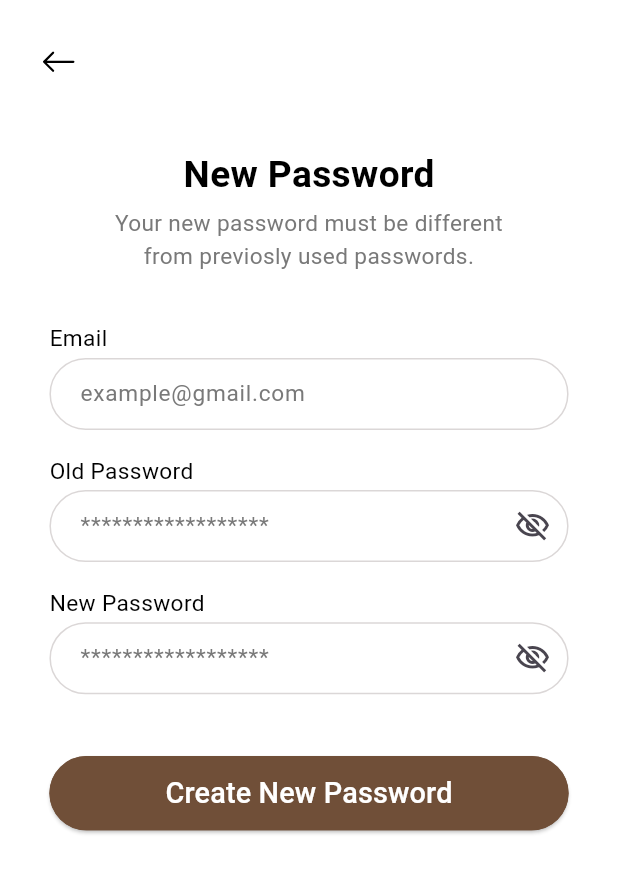
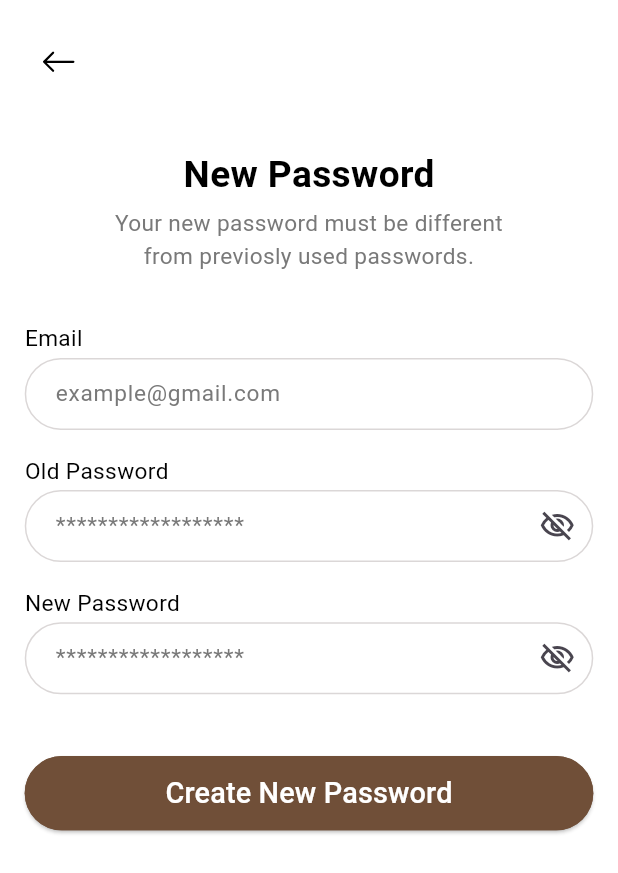
Before and after one commit to Shailesh-Tagadghar/Fashion_App, a Flutter app: the ForgotPassword screen opened by its route, on a phone screen of 412 x 824 dp. Shown: the top 873 px of the screen. Run offline on Flutter 3.47's test engine with Material 3 defaults, Android fonts, the phone set to English and light mode, and no system bars; our stand-ins replace connectivity_plus, crystal_navigation_bar, dotted_line, email_validator, firebase_core, firebase_messaging and 7 more; accounts and stored records are empty; network calls fail; project files that could hold a hidden picture were left out.

Commit message:
forgot password screen done with responsive

```diff
--- a/lib/Modules/Auth/forgot_password.dart
+++ b/lib/Modules/Auth/forgot_password.dart
@@ -1,4 +1,3 @@
-
 import 'dart:developer';
 
 import 'package:fashion/Modules/Auth/Widget/custom_button.dart';
@@ -9,6 +8,7 @@
 import 'package:fashion/Modules/Auth/services/api_service.dart';
 import 'package:fashion/Utils/Constants/color_constant.dart';
 import 'package:fashion/Utils/Constants/string_constant.dart';
+import 'package:flutter/foundation.dart';
 import 'package:flutter/material.dart';
 import 'package:get/get.dart';
 import 'package:get_storage/get_storage.dart';
@@ -58,54 +58,51 @@
         backgroundColor: ColorConstants.whiteColor,
         body: Padding(
           padding: EdgeInsets.only(
-            top: 2.h,
-            left: 4.w,
-            right: 4.w,
-            bottom: 2.h,
+            top: kIsWeb ? 2.h : 2.h,
+            left: kIsWeb ? 4.w : 4.w,
+            right: kIsWeb ? 4.w : 4.w,
+            bottom: kIsWeb ? 4.h : 2.h,
           ),
           child: SingleChildScrollView(
             child: Column(
-              crossAxisAlignment: CrossAxisAlignment.start,
+              crossAxisAlignment: CrossAxisAlignment.center,
               children: [
                 const Align(
                   child: CustomText(
                     text: StringConstants.newPass,
                     color: ColorConstants.blackColor,
-                    fontSize: 18,
+                    fontSize: kIsWeb ? 7 : 18,
                     weight: FontWeight.w600,
                   ),
                 ),
                 SizedBox(
                   height: 0.5.h,
                 ),
-                Padding(
-                  padding: EdgeInsets.only(
-                    left: 12.w,
-                    right: 12.w,
-                  ),
+                Align(
+                  child: SizedBox(
+                    width: kIsWeb ? 40.w : 70.w,
                     child: const CustomText(
                       text: StringConstants.forgotdisplaytext,
                       color: ColorConstants.greyColor,
-                    fontSize: 11,
+                      fontSize: kIsWeb ? 5 : 11,
                       weight: FontWeight.w400,
                       textAlign: TextAlign.center,
+                    ),
                   ),
                 ),
                 SizedBox(
                   height: 4.h,
                 ),
-                Padding(
-                  padding: EdgeInsets.only(
-                    left: 4.w,
-                    right: 4.w,
-                  ),
+                Align(
+                  child: SizedBox(
+                    width: kIsWeb ? 40.w : 100.w,
                     child: Column(
                       crossAxisAlignment: CrossAxisAlignment.start,
                       children: [
                         const CustomText(
                           text: StringConstants.emaillabel,
                           color: ColorConstants.blackColor,
-                        fontSize: 11,
+                          fontSize: kIsWeb ? 4 : 11,
                           weight: FontWeight.w400,
                         ),
                         SizedBox(
@@ -114,7 +111,7 @@
                         CustomField(
                           controller: emailController,
                           hintText: StringConstants.email,
-                        fontSize: 11,
+                          fontSize: kIsWeb ? 3 : 11,
                           hintTextColor: ColorConstants.greyColor,
                           keyboardType: TextInputType.emailAddress,
                           // onChanged: (value) => validationController.validateEmail(value),
@@ -125,7 +122,7 @@
                         const CustomText(
                           text: StringConstants.oldPass,
                           color: ColorConstants.blackColor,
-                        fontSize: 11,
+                          fontSize: kIsWeb ? 4 : 11,
                           weight: FontWeight.w400,
                         ),
                         SizedBox(
@@ -138,7 +135,7 @@
                             obscuringCharacter: '*',
                             showPasswordIcon: true,
                             hintText: StringConstants.password,
-                          fontSize: 11,
+                            fontSize: kIsWeb ? 3 : 11,
                             hintTextColor: ColorConstants.greyColor,
                             onIconPressed:
                                 authController.togglePasswordVisibility,
@@ -150,7 +147,7 @@
                         const CustomText(
                           text: StringConstants.newPass,
                           color: ColorConstants.blackColor,
-                        fontSize: 11,
+                          fontSize: kIsWeb ? 4 : 11,
                           weight: FontWeight.w400,
                         ),
                         SizedBox(
@@ -164,7 +161,7 @@
                             obscuringCharacter: '*',
                             showPasswordIcon: true,
                             hintText: StringConstants.password,
-                          fontSize: 11,
+                            fontSize: kIsWeb ? 3 : 11,
                             hintTextColor: ColorConstants.greyColor,
                             onIconPressed:
                                 authController.toggleCnfPasswordVisibility,
@@ -178,8 +175,8 @@
                           btnColor: ColorConstants.rich,
                           labelColor: ColorConstants.whiteColor,
                           isSelected: true,
-                        height: 6.h,
-                        fontSize: 14,
+                          height: kIsWeb ? 6.h : 6.h,
+                          fontSize: kIsWeb ? 4 : 14,
                           weight: FontWeight.w500,
                           action: () async {
                             // Retrieve passwords from controllers
@@ -232,6 +229,7 @@
                       ],
                     ),
                   ),
+                ),
               ],
             ),
           ),
--- a/lib/Modules/Auth/sign_in.dart
+++ b/lib/Modules/Auth/sign_in.dart
@@ -89,7 +89,7 @@
                             ? CustomText(
                                 text: validationController.emailError.value,
                                 color: Colors.red,
-                                fontSize: kIsWeb ? 4 : 10,
+                                fontSize: kIsWeb ? 3 : 10,
                                 weight: FontWeight.w400,
                               )
                             : Container(),
@@ -123,7 +123,7 @@
                           ? CustomText(
                               text: validationController.passwordError.value,
                               color: Colors.red,
-                              fontSize: kIsWeb ? 4 : 11,
+                              fontSize: kIsWeb ? 3 : 11,
                               weight: FontWeight.w400,
                             )
                           : Container()),
--- a/lib/Modules/Auth/sign_up.dart
+++ b/lib/Modules/Auth/sign_up.dart
@@ -92,7 +92,7 @@
                             ? CustomText(
                                 text: validationController.nameError.value,
                                 color: ColorConstants.errorColor,
-                                fontSize: kIsWeb ? 4 : 10,
+                                fontSize: kIsWeb ? 3 : 10,
                                 weight: FontWeight.w400,
                               )
                             : const SizedBox.shrink(),
@@ -123,7 +123,7 @@
                             ? CustomText(
                                 text: validationController.emailError.value,
                                 color: ColorConstants.errorColor,
-                                fontSize: kIsWeb ? 4 : 11,
+                                fontSize: kIsWeb ? 3 : 11,
                                 weight: FontWeight.w400,
                               )
                             : const SizedBox.shrink(),
@@ -161,7 +161,7 @@
                             ? CustomText(
                                 text: validationController.passwordError.value,
                                 color: ColorConstants.errorColor,
-                                fontSize: kIsWeb ? 4 : 11,
+                                fontSize: kIsWeb ? 3 : 11,
                                 weight: FontWeight.w400,
                               )
                             : const SizedBox.shrink(),
```
Lines whose indentation alone changed are shown as unchanged.
